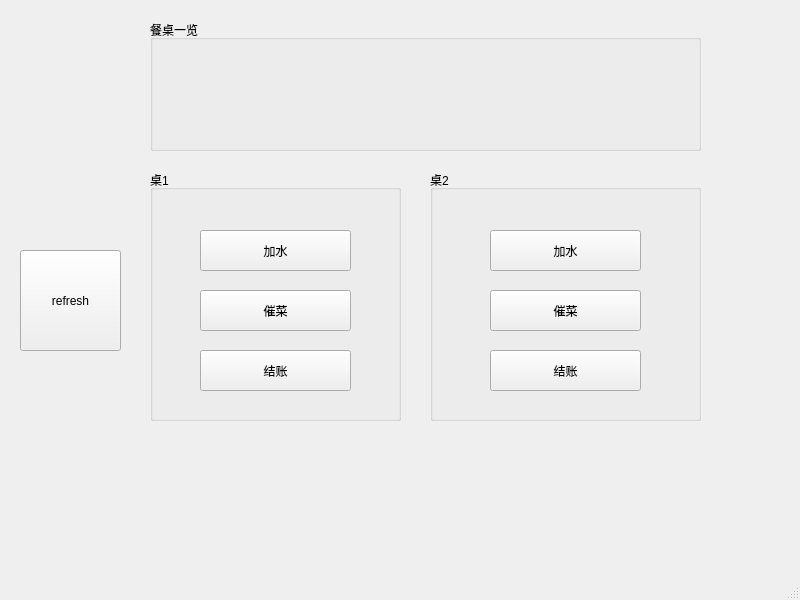
This is Restaurant/waiterwindow.ui in PG98/2017SepQt as Qt 5 draws it before an edit. The edited form follows.
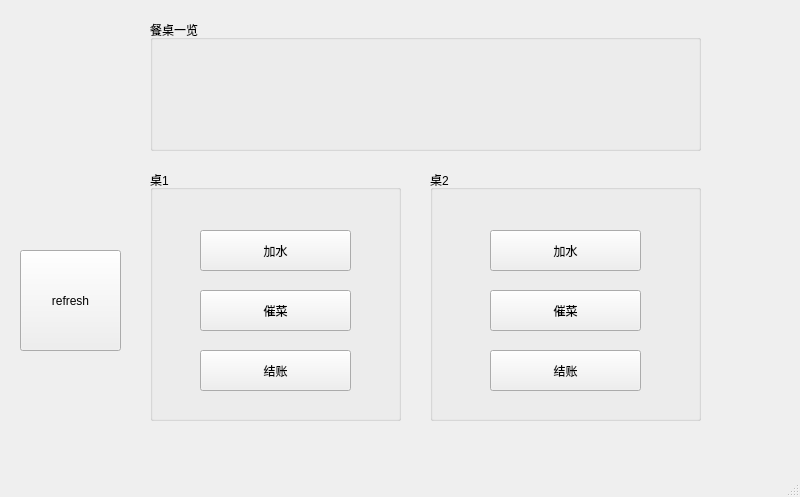
This is the edited form.

What changed in the file:
```diff
--- a/Restaurant/waiterwindow.ui
+++ b/Restaurant/waiterwindow.ui
@@ -7,7 +7,7 @@
     <x>0</x>
     <y>0</y>
     <width>800</width>
-    <height>600</height>
+    <height>497</height>
    </rect>
   </property>
   <property name="windowTitle">
```
